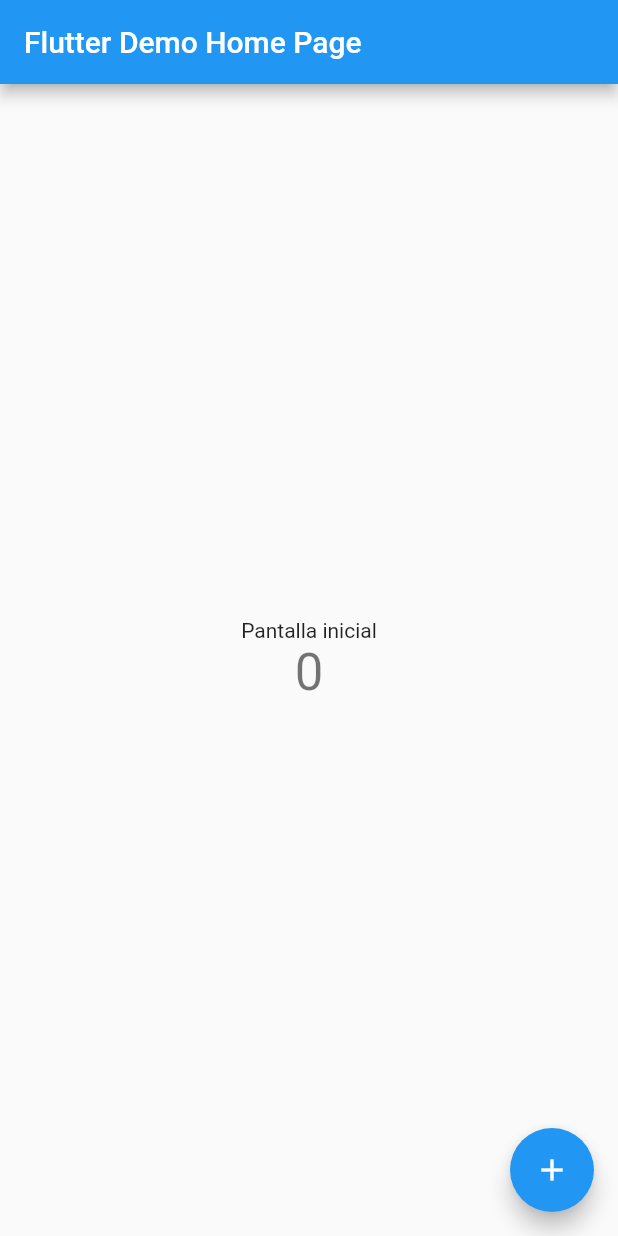
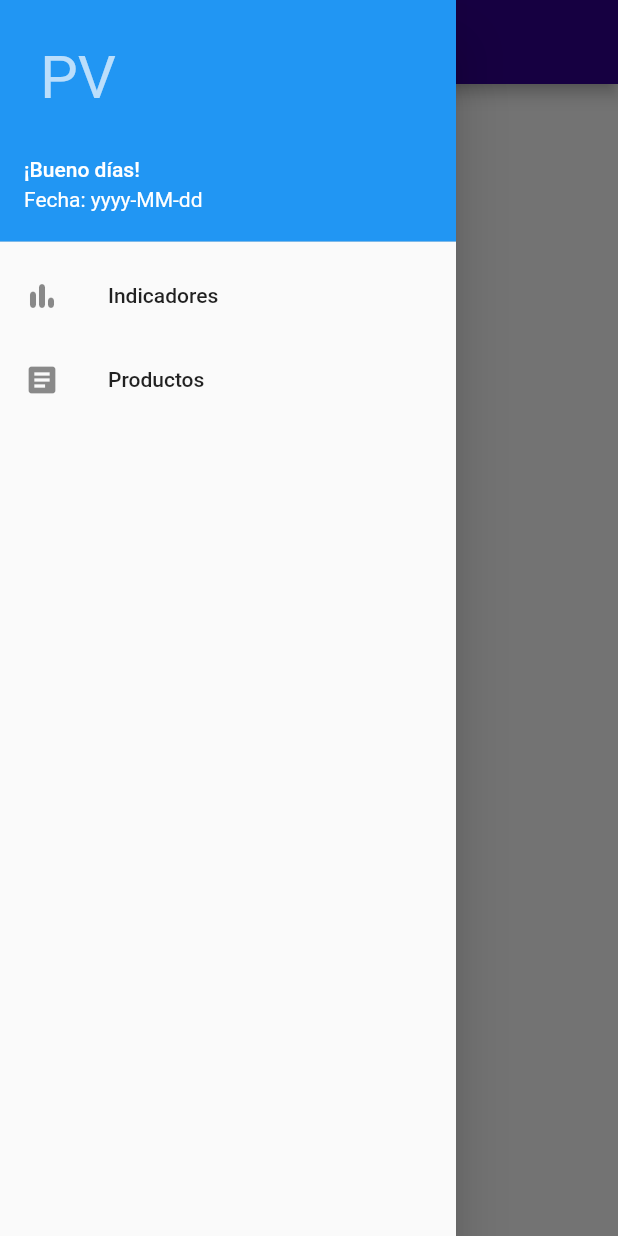
Before and after one commit to fabianGV/pv_movil, a Flutter app: the screen it shows after launch, with the side drawer open (before the commit the screen has no drawer), on a phone screen of 412 x 824 dp. Run offline on Flutter 3.47's test engine with Material 2 defaults, Android fonts, the phone set to English and light mode, and no system bars.

Commit message:
add menu lateral

```diff
--- a/lib/main.dart
+++ b/lib/main.dart
@@ -1,113 +1,16 @@
 import 'package:flutter/material.dart';
+import 'src/page/home.dart';
 
-void main() {
-  runApp(MyApp());
-}
+void main() => runApp(Aplication());
 
-class MyApp extends StatelessWidget {
-  // This widget is the root of your application.
+class Aplication extends StatelessWidget {
   @override
   Widget build(BuildContext context) {
     return MaterialApp(
-      title: 'Flutter Demo',
+      title: 'Punto de venta',
+      home: Home(),
       theme: ThemeData(
-        // This is the theme of your application.
-        //
-        // Try running your application with "flutter run". You'll see the
-        // application has a blue toolbar. Then, without quitting the app, try
-        // changing the primarySwatch below to Colors.green and then invoke
-        // "hot reload" (press "r" in the console where you ran "flutter run",
-        // or simply save your changes to "hot reload" in a Flutter IDE).
-        // Notice that the counter didn't reset back to zero; the application
-        // is not restarted.
-        primarySwatch: Colors.blue,
-      ),
-      home: MyHomePage(title: 'Flutter Demo Home Page'),
+          primaryColor: Color(0xFF2F008E), accentColor: Color(0xFFDD303)),
     );
   }
 }
-
-class MyHomePage extends StatefulWidget {
-  MyHomePage({Key key, this.title}) : super(key: key);
-
-  // This widget is the home page of your application. It is stateful, meaning
-  // that it has a State object (defined below) that contains fields that affect
-  // how it looks.
-
-  // This class is the configuration for the state. It holds the values (in this
-  // case the title) provided by the parent (in this case the App widget) and
-  // used by the build method of the State. Fields in a Widget subclass are
-  // always marked "final".
-
-  final String title;
-
-  @override
-  _MyHomePageState createState() => _MyHomePageState();
-}
-
-class _MyHomePageState extends State<MyHomePage> {
-  int _counter = 0;
-
-  void _incrementCounter() {
-    setState(() {
-      // This call to setState tells the Flutter framework that something has
-      // changed in this State, which causes it to rerun the build method below
-      // so that the display can reflect the updated values. If we changed
-      // _counter without calling setState(), then the build method would not be
-      // called again, and so nothing would appear to happen.
-      _counter++;
-    });
-  }
-
-  @override
-  Widget build(BuildContext context) {
-    // This method is rerun every time setState is called, for instance as done
-    // by the _incrementCounter method above.
-    //
-    // The Flutter framework has been optimized to make rerunning build methods
-    // fast, so that you can just rebuild anything that needs updating rather
-    // than having to individually change instances of widgets.
-    return Scaffold(
-      appBar: AppBar(
-        // Here we take the value from the MyHomePage object that was created by
-        // the App.build method, and use it to set our appbar title.
-        title: Text(widget.title),
-      ),
-      body: Center(
-        // Center is a layout widget. It takes a single child and positions it
-        // in the middle of the parent.
-        child: Column(
-          // Column is also a layout widget. It takes a list of children and
-          // arranges them vertically. By default, it sizes itself to fit its
-          // children horizontally, and tries to be as tall as its parent.
-          //
-          // Invoke "debug painting" (press "p" in the console, choose the
-          // "Toggle Debug Paint" action from the Flutter Inspector in Android
-          // Studio, or the "Toggle Debug Paint" command in Visual Studio Code)
-          // to see the wireframe for each widget.
-          //
-          // Column has various properties to control how it sizes itself and
-          // how it positions its children. Here we use mainAxisAlignment to
-          // center the children vertically; the main axis here is the vertical
-          // axis because Columns are vertical (the cross axis would be
-          // horizontal).
-          mainAxisAlignment: MainAxisAlignment.center,
-          children: <Widget>[
-            Text(
-              'Pantalla inicial',
-            ),
-            Text(
-              '$_counter',
-              style: Theme.of(context).textTheme.headline4,
-            ),
-          ],
-        ),
-      ),
-      floatingActionButton: FloatingActionButton(
-        onPressed: _incrementCounter,
-        tooltip: 'Increment',
-        child: Icon(Icons.add),
-      ), // This trailing comma makes auto-formatting nicer for build methods.
-    );
-  }
-}
--- /dev/null
+++ b/lib/src/page/home.dart
@@ -0,0 +1,39 @@
+import 'package:flutter/material.dart';
+
+class Home extends StatelessWidget {
+  @override
+  Widget build(BuildContext context) {
+    return Scaffold(
+      appBar: AppBar(
+        title: Text('Punto de venta'),
+      ),
+      drawer: Drawer(
+        child: ListView(
+          children: <Widget>[
+            UserAccountsDrawerHeader(
+              accountName: Text('¡Bueno días!'),
+              accountEmail: Text('Fecha: yyyy-MM-dd'),
+              currentAccountPicture: CircleAvatar(
+                backgroundColor: Colors.blue,
+                child: Text(
+                  'PV',
+                  style: TextStyle(fontSize: 40.0),
+                ),
+              ),
+            ),
+            ListTile(
+              title: Text('Indicadores'),
+              leading: Icon(Icons.bar_chart_rounded),
+              onTap: () {},
+            ),
+            ListTile(
+              title: Text('Productos'),
+              leading: Icon(Icons.article),
+              onTap: () {},
+            )
+          ],
+        ),
+      ),
+    );
+  }
+}
--- a/pubspec.yaml
+++ b/pubspec.yaml
@@ -1,5 +1,5 @@
-name: pv_fultter
-description: A new Flutter project.
+name: pv_movil
+description: Aplicaciòn para alta y venta de productos.
 
 # The following line prevents the package from being accidentally published to
 # pub.dev using `pub publish`. This is preferred for private packages.
@@ -17,6 +17,7 @@ publish_to: 'none' # Remove this line if you wish to publish to pub.dev
 # https://developer.apple.com/library/archive/documentation/General/Reference/InfoPlistKeyReference/Articles/CoreFoundationKeys.html
 version: 1.0.0+1
 
+#versiòn de dark
 environment:
   sdk: ">=2.7.0 <3.0.0"
 
```
Also changed, not shown: 4 other files.
